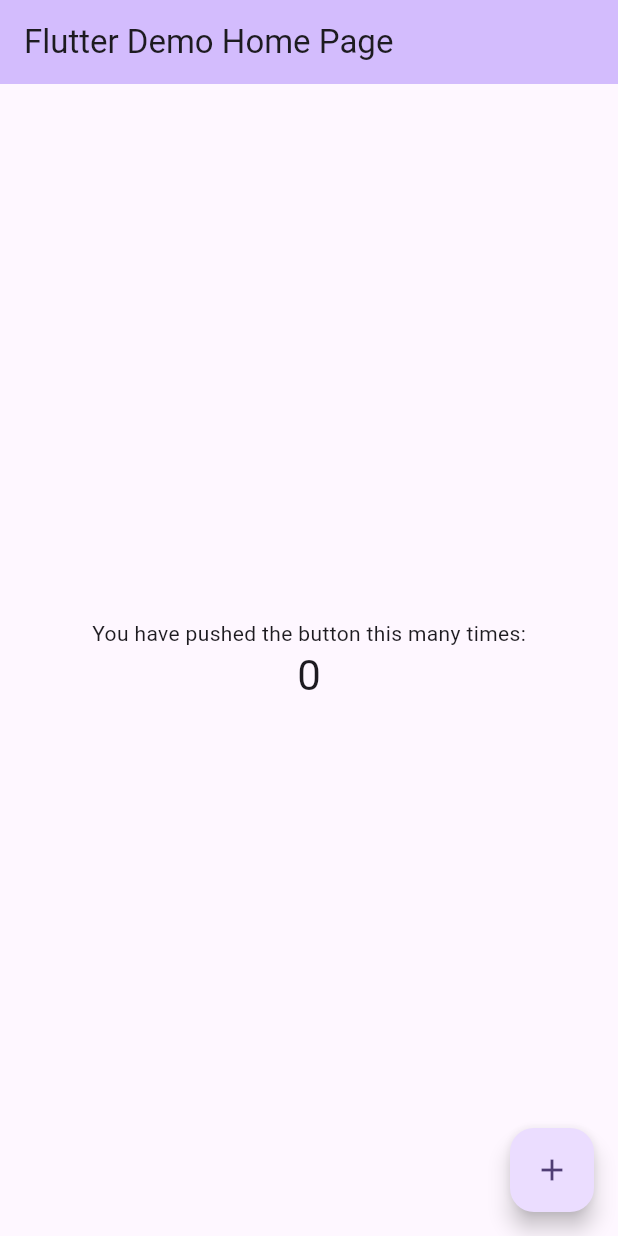
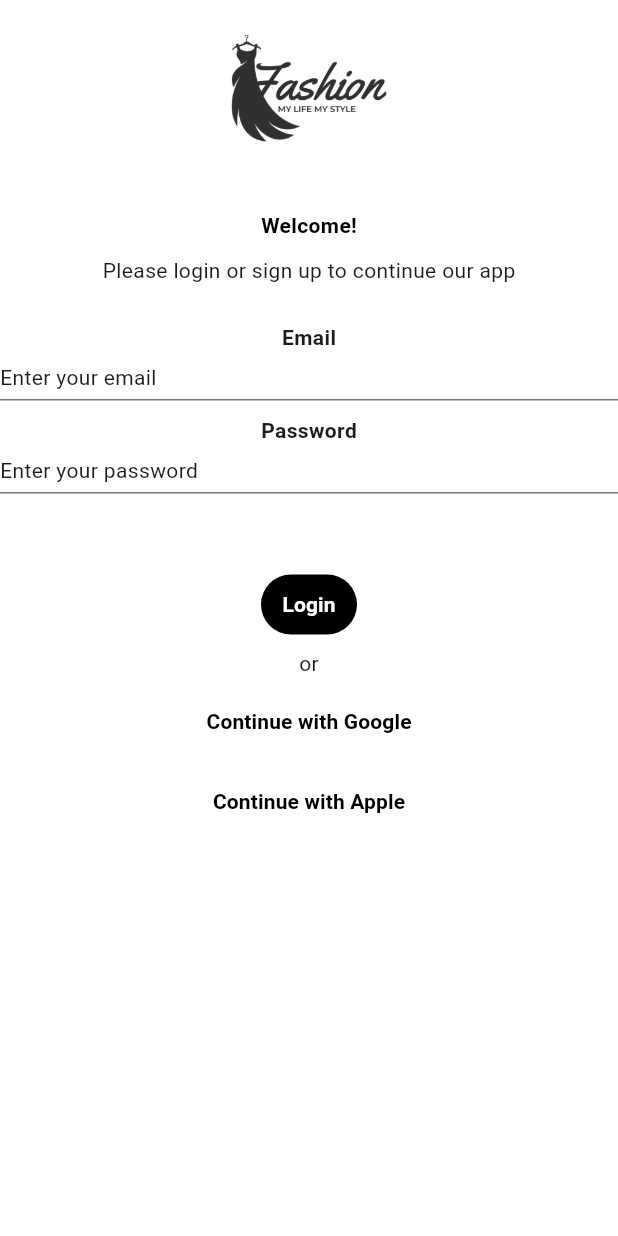
Before and after one commit to anashamsi/Flutter_Assignment_4, a Flutter app: the screen it shows after launch, on a phone screen of 412 x 824 dp. Run offline on Flutter 3.47's test engine with Material 3 defaults, Android fonts, the phone set to English and light mode, and no system bars.

Commit message:
create login screen

```diff
--- /dev/null
+++ b/lib/Login_Page.dart
@@ -0,0 +1,84 @@
+// import 'dart:nativewrappers/_internal/vm/lib/ffi_patch.dart';
+
+import 'package:flutter/material.dart';
+
+class LoginPage extends StatelessWidget {
+  const LoginPage({super.key});
+
+  @override
+  Widget build(BuildContext context) {
+    return Scaffold(
+      backgroundColor: Colors.white,
+      body: Column(
+        children: [
+          CircleAvatar(
+            backgroundColor: Colors.white,
+            radius: 60,
+            child: Image.asset('assets/images/logo-01.png'),
+          ),
+          SizedBox(height: 20),
+          Text(
+            'Welcome!',
+            style: TextStyle(fontWeight: FontWeight.bold, color: Colors.black),
+          ),
+          SizedBox(height: 10),
+          Text('Please login or sign up to continue our app'),
+          SizedBox(height: 25),
+          Text('Email', style: TextStyle(fontWeight: FontWeight.bold)),
+          TextField(
+            decoration: InputDecoration(
+              isDense: true,
+              hint: Text('Enter your email'),
+            ),
+          ),
+          SizedBox(height: 10),
+          Text('Password', style: TextStyle(fontWeight: FontWeight.bold)),
+          TextField(
+            decoration: InputDecoration(
+              isDense: true,
+              hint: Text('Enter your password'),
+            ),
+          ),
+          SizedBox(height: 50),
+          TextButton(
+            onPressed: () {},
+            style: TextButton.styleFrom(backgroundColor: Colors.black),
+            child: Text(
+              'Login',
+              style: TextStyle(
+                fontWeight: FontWeight.bold,
+                color: Colors.white,
+              ),
+            ),
+          ),
+          SizedBox(height: 5),
+          Text('or'),
+          SizedBox(height: 5),
+          TextButton(
+            onPressed: () {},
+            style: TextButton.styleFrom(backgroundColor: Colors.white),
+            child: Text(
+              'Continue with Google',
+              style: TextStyle(
+                fontWeight: FontWeight.bold,
+                color: Colors.black,
+              ),
+            ),
+          ),
+          SizedBox(height: 5),
+          TextButton(
+            onPressed: () {},
+            style: TextButton.styleFrom(backgroundColor: Colors.white),
+            child: Text(
+              'Continue with Apple',
+              style: TextStyle(
+                fontWeight: FontWeight.bold,
+                color: Colors.black,
+              ),
+            ),
+          ),
+        ],
+      ),
+    );
+  }
+}
--- a/lib/main.dart
+++ b/lib/main.dart
@@ -1,122 +1,15 @@
 import 'package:flutter/material.dart';
+import 'package:flutter_assignment_4/Login_Page.dart';
 
 void main() {
-  runApp(const MyApp());
+  runApp(MyApp());
 }
 
 class MyApp extends StatelessWidget {
   const MyApp({super.key});
 
-  // This widget is the root of your application.
   @override
   Widget build(BuildContext context) {
-    return MaterialApp(
-      title: 'Flutter Demo',
-      theme: ThemeData(
-        // This is the theme of your application.
-        //
-        // TRY THIS: Try running your application with "flutter run". You'll see
-        // the application has a purple toolbar. Then, without quitting the app,
-        // try changing the seedColor in the colorScheme below to Colors.green
-        // and then invoke "hot reload" (save your changes or press the "hot
-        // reload" button in a Flutter-supported IDE, or press "r" if you used
-        // the command line to start the app).
-        //
-        // Notice that the counter didn't reset back to zero; the application
-        // state is not lost during the reload. To reset the state, use hot
-        // restart instead.
-        //
-        // This works for code too, not just values: Most code changes can be
-        // tested with just a hot reload.
-        colorScheme: ColorScheme.fromSeed(seedColor: Colors.deepPurple),
-      ),
-      home: const MyHomePage(title: 'Flutter Demo Home Page'),
-    );
+    return MaterialApp(debugShowCheckedModeBanner: false, home: LoginPage());
   }
 }
-
-class MyHomePage extends StatefulWidget {
-  const MyHomePage({super.key, required this.title});
-
-  // This widget is the home page of your application. It is stateful, meaning
-  // that it has a State object (defined below) that contains fields that affect
-  // how it looks.
-
-  // This class is the configuration for the state. It holds the values (in this
-  // case the title) provided by the parent (in this case the App widget) and
-  // used by the build method of the State. Fields in a Widget subclass are
-  // always marked "final".
-
-  final String title;
-
-  @override
-  State<MyHomePage> createState() => _MyHomePageState();
-}
-
-class _MyHomePageState extends State<MyHomePage> {
-  int _counter = 0;
-
-  void _incrementCounter() {
-    setState(() {
-      // This call to setState tells the Flutter framework that something has
-      // changed in this State, which causes it to rerun the build method below
-      // so that the display can reflect the updated values. If we changed
-      // _counter without calling setState(), then the build method would not be
-      // called again, and so nothing would appear to happen.
-      _counter++;
-    });
-  }
-
-  @override
-  Widget build(BuildContext context) {
-    // This method is rerun every time setState is called, for instance as done
-    // by the _incrementCounter method above.
-    //
-    // The Flutter framework has been optimized to make rerunning build methods
-    // fast, so that you can just rebuild anything that needs updating rather
-    // than having to individually change instances of widgets.
-    return Scaffold(
-      appBar: AppBar(
-        // TRY THIS: Try changing the color here to a specific color (to
-        // Colors.amber, perhaps?) and trigger a hot reload to see the AppBar
-        // change color while the other colors stay the same.
-        backgroundColor: Theme.of(context).colorScheme.inversePrimary,
-        // Here we take the value from the MyHomePage object that was created by
-        // the App.build method, and use it to set our appbar title.
-        title: Text(widget.title),
-      ),
-      body: Center(
-        // Center is a layout widget. It takes a single child and positions it
-        // in the middle of the parent.
-        child: Column(
-          // Column is also a layout widget. It takes a list of children and
-          // arranges them vertically. By default, it sizes itself to fit its
-          // children horizontally, and tries to be as tall as its parent.
-          //
-          // Column has various properties to control how it sizes itself and
-          // how it positions its children. Here we use mainAxisAlignment to
-          // center the children vertically; the main axis here is the vertical
-          // axis because Columns are vertical (the cross axis would be
-          // horizontal).
-          //
-          // TRY THIS: Invoke "debug painting" (choose the "Toggle Debug Paint"
-          // action in the IDE, or press "p" in the console), to see the
-          // wireframe for each widget.
-          mainAxisAlignment: MainAxisAlignment.center,
-          children: <Widget>[
-            const Text('You have pushed the button this many times:'),
-            Text(
-              '$_counter',
-              style: Theme.of(context).textTheme.headlineMedium,
-            ),
-          ],
-        ),
-      ),
-      floatingActionButton: FloatingActionButton(
-        onPressed: _incrementCounter,
-        tooltip: 'Increment',
-        child: const Icon(Icons.add),
-      ), // This trailing comma makes auto-formatting nicer for build methods.
-    );
-  }
-}
--- a/pubspec.yaml
+++ b/pubspec.yaml
@@ -58,9 +58,9 @@ flutter:
   uses-material-design: true
 
   # To add assets to your application, add an assets section, like this:
-  # assets:
-  #   - images/a_dot_burr.jpeg
-  #   - images/a_dot_ham.jpeg
+  assets:
+    - assets/images/
+
 
   # An image asset can refer to one or more resolution-specific "variants", see
   # https://flutter.dev/to/resolution-aware-images
```
Also changed, not shown: assets/images/logo black-01.jpg (added), assets/images/logo white-01.jpg (added), assets/images/logo white-01.png (added), assets/images/logo-01.png (added).
